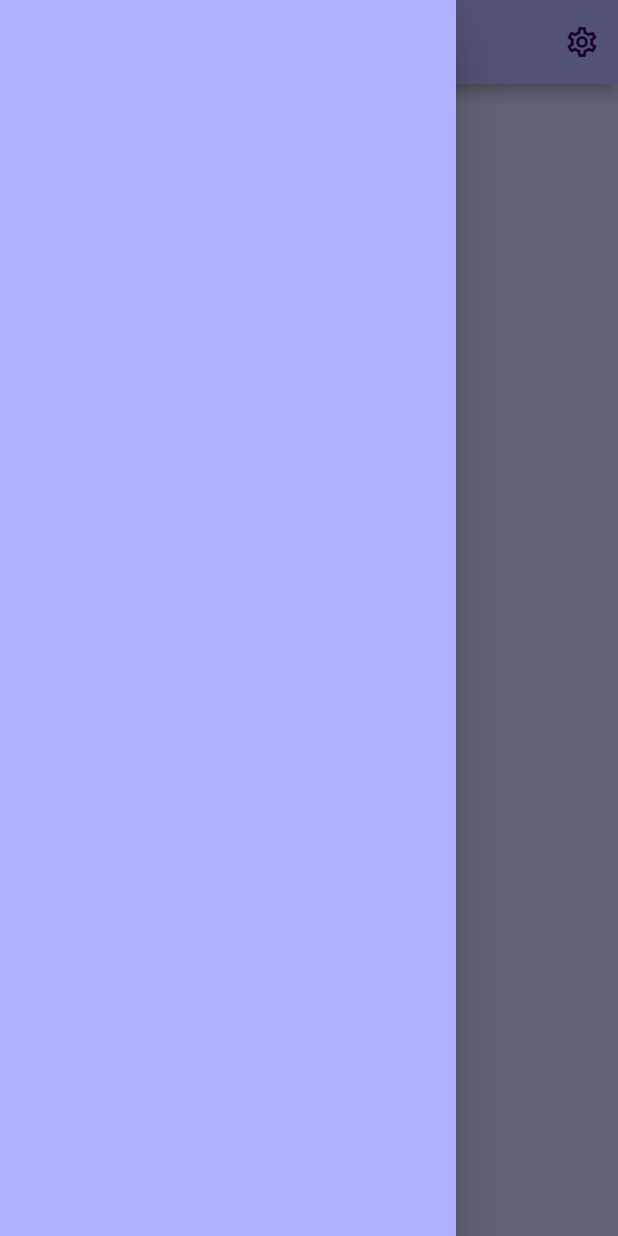
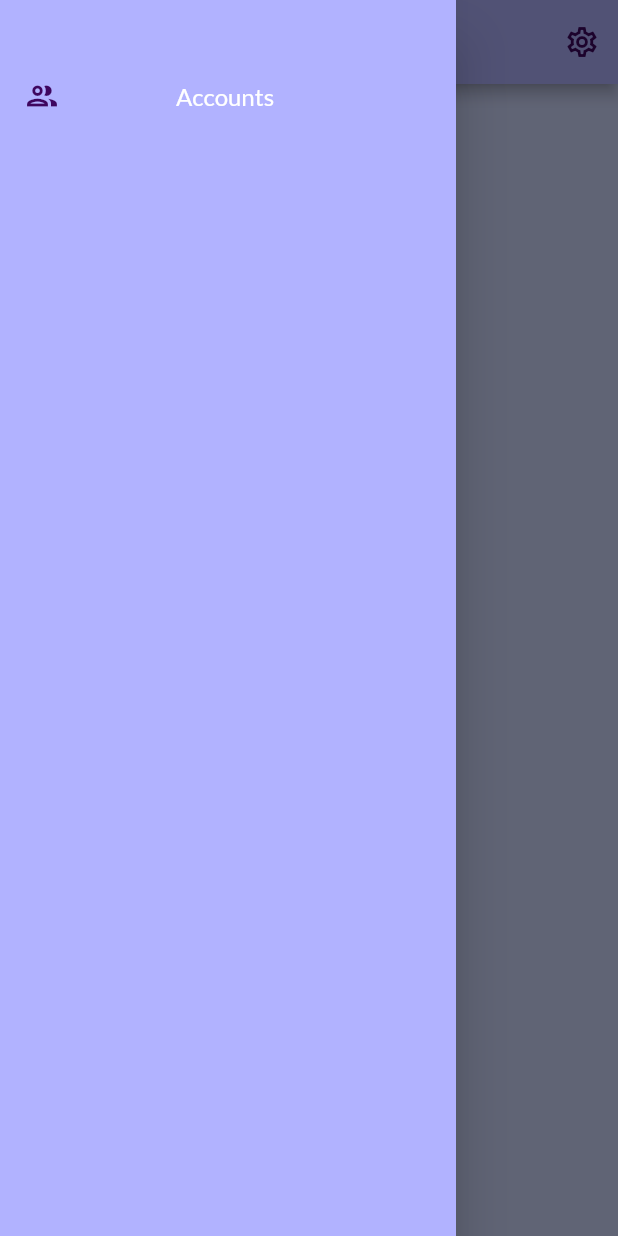
Before and after one commit to cristian2024/cobro_app, a Flutter app: the InitialPage screen opened by its route, with the side drawer open, on a phone screen of 412 x 824 dp. Run offline on Flutter 3.47's test engine with Material 2 defaults, Android fonts, the phone set to English and light mode, and no system bars; our stand-ins replace connectivity_plus, email_validator, equatable, firebase_auth, firebase_core, flutter_bloc and 5 more; missing offline and left inert: flag; accounts and stored records are empty.

Commit message:
Some minor interface changes, account drawer button adapted

```diff
--- a/lib/languages/language.dart
+++ b/lib/languages/language.dart
@@ -22,6 +22,9 @@ abstract class Language {
     //signup options
     signUpTitle = map[Language.signUpTitleJson] ?? 'Sign up';
     signUpButtonText = map[Language.signUpButtonTextJson] ?? signInButtonText;
+
+    //accounts
+    accountDrawerText = map[Language.accountDrawerJson] ?? accountDrawerText;
 
     //others
     themeSelectorTitle =
@@ -58,6 +61,9 @@ abstract class Language {
   String signUpTitle = 'Sign up';
   String signUpButtonText = 'Sign up';
 
+  //account values
+  String accountDrawerText = 'Accounts';
+
   //others
   String themeSelectorTitle = 'Theme selector';
   String languageSelectorTitle = 'Language selector';
@@ -92,6 +98,9 @@ abstract class Language {
   static String get signUpTitleJson => 'sign_up_title';
   static String get signUpButtonTextJson => 'sign_up_button_text';
 
+  //accounts
+  static String get accountDrawerJson => 'account_drawer_text';
+
   //others
   static String get themeSelectorTitleJson => 'theme_selector_title';
   static String get languageSelectorTitleJson => 'language_selector_title';
--- a/lib/languages/language_en_us.dart
+++ b/lib/languages/language_en_us.dart
@@ -27,6 +27,9 @@ class LanguageEnUs extends Language {
     signUpButtonText = 'Sign up';
     signUpTitle = 'Sign up';
 
+    //accounts
+    accountDrawerText = 'Accounts';
+
     //others
     themeSelectorTitle = 'Theme selector';
     languageSelectorTitle = 'Language selector';
--- a/lib/languages/language_es_co.dart
+++ b/lib/languages/language_es_co.dart
@@ -27,6 +27,9 @@ class LanguageEsCo extends Language {
     signUpTitle = 'Registrate';
     signUpButtonText = 'Registrate';
 
+    //accounts
+    accountDrawerText = 'Cuentas';
+
     //others
     themeSelectorTitle = 'Selector de tema';
     languageSelectorTitle = 'Selector de lenguaje';
--- /dev/null
+++ b/lib/ui/accounts/widgets/account_drawer_button.dart
@@ -0,0 +1,21 @@
+import 'package:cobro_app/bloc/languages/languages_cubit.dart';
+import 'package:cobro_app/languages/language.dart';
+import 'package:cobro_app/ui/main.ui/widgets/drawer_button.dart';
+import 'package:flutter/material.dart';
+import 'package:flutter_bloc/flutter_bloc.dart';
+
+class AccountDrawerButton extends StatelessWidget {
+  const AccountDrawerButton({super.key});
+
+  @override
+  Widget build(BuildContext context) {
+    return BlocBuilder<LanguagesCubit, Language>(
+      builder: (context, lang) {
+        return DrawerButton(
+          icon: Icons.group_outlined,
+          text: lang.accountDrawerText,
+        );
+      },
+    );
+  }
+}
--- /dev/null
+++ b/lib/ui/main.ui/widgets/drawer_button.dart
@@ -0,0 +1,40 @@
+import 'package:cobro_app/ui/common/widgets/buttons/ripple_button.dart';
+import 'package:cobro_app/utils/theme_utils.dart';
+import 'package:flutter/material.dart';
+
+class DrawerButton extends StatelessWidget {
+  const DrawerButton({
+    super.key,
+    required this.icon,
+    required this.text,
+  });
+
+  final String text;
+  final IconData icon;
+
+  @override
+  Widget build(BuildContext context) {
+    return Container(
+      padding: const EdgeInsets.symmetric(vertical: 20),
+      child: RippleButton(
+        child: ListTile(
+          title: Container(
+            margin: const EdgeInsets.only(
+              right: 20,
+            ),
+            child: Text(
+              text,
+              textAlign: TextAlign.center,
+              style: getSubtitle1(Theme.of(context)),
+            ),
+          ),
+          leading: Icon(icon),
+          trailing: Icon(
+            icon,
+            color: Colors.transparent,
+          ),
+        ),
+      ),
+    );
+  }
+}
--- a/lib/ui/main.ui/widgets/main_drawer.dart
+++ b/lib/ui/main.ui/widgets/main_drawer.dart
@@ -1,3 +1,4 @@
+import 'package:cobro_app/ui/accounts/widgets/account_drawer_button.dart';
 import 'package:flutter/material.dart';
 
 class MainDrawer extends StatelessWidget {
@@ -8,9 +9,13 @@ class MainDrawer extends StatelessWidget {
     return Drawer(
       child: SafeArea(
         child: Padding(
-          padding: const EdgeInsets.all(16.0),
+          padding: const EdgeInsets.symmetric(
+            vertical: 16.0,
+          ),
           child: ListView(
-            children: const [],
+            children: const [
+              AccountDrawerButton(),
+            ],
           ),
         ),
       ),
--- a/lib/ui/main.ui/widgets/settings_drawer.dart
+++ b/lib/ui/main.ui/widgets/settings_drawer.dart
@@ -22,7 +22,10 @@ class SettingsDrawer extends StatelessWidget {
             children: [
               const ThemeSelector(),
               SizedBox(
-                height: SizeScreens.height(context, 40),
+                height: SizeScreens.height(
+                  context,
+                  40,
+                ),
               ),
               const LanguageSelector(),
             ],
--- a/lib/ui/theme.dart
+++ b/lib/ui/theme.dart
@@ -22,6 +22,15 @@ class AppThemes {
         fontSize: 16,
         fontWeight: FontWeight.w400,
       ),
+
+      subtitle1: _familyFont.copyWith(
+        fontSize: 16,
+        fontWeight: FontWeight.w500,
+      ),
+      subtitle2: _familyFont,
+      headline6: _familyFont,
+      headline5: _familyFont,
+      headline4: _familyFont,
       headline3: _familyFont.copyWith(
         fontSize: 20,
         fontWeight: FontWeight.w500,
@@ -34,7 +43,6 @@ class AppThemes {
         fontSize: 24,
         fontWeight: FontWeight.w600,
       ),
-
     );
   }
 
--- a/lib/utils/theme_utils.dart
+++ b/lib/utils/theme_utils.dart
@@ -1,7 +1,13 @@
 import 'package:flutter/material.dart';
+import 'package:google_fonts/google_fonts.dart';
+
+final familyFont = GoogleFonts.lato();
 
 TextStyle getHeadLine1(ThemeData theme) =>
-    (theme.textTheme.headline1 ?? const TextStyle());
+    (theme.textTheme.headline1 ?? familyFont);
 
 TextStyle getBodyText2(ThemeData theme) =>
-    (theme.textTheme.bodyText1 ?? const TextStyle());
+    (theme.textTheme.bodyText1 ?? familyFont);
+
+TextStyle getSubtitle1(ThemeData theme) =>
+    (theme.textTheme.subtitle1 ?? familyFont);
```
